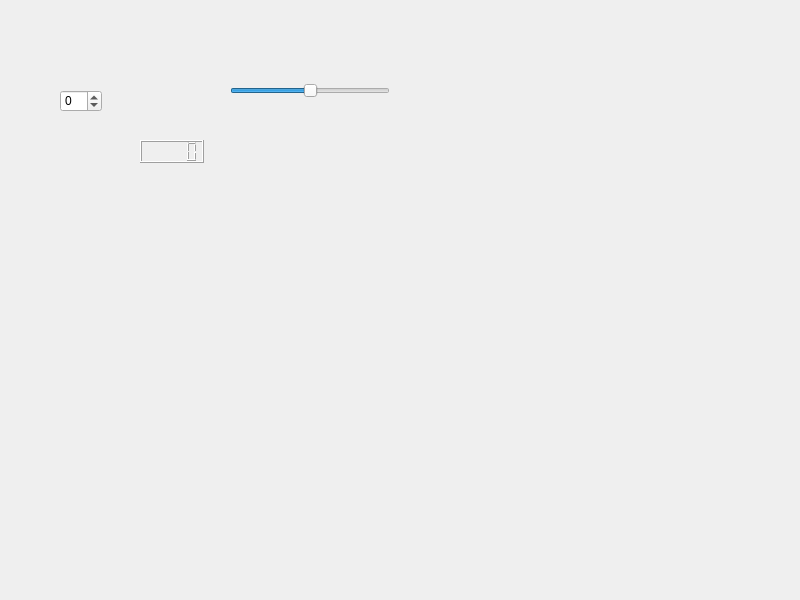
Old version of the form widget.ui in the repository 41343112/SpinBox.
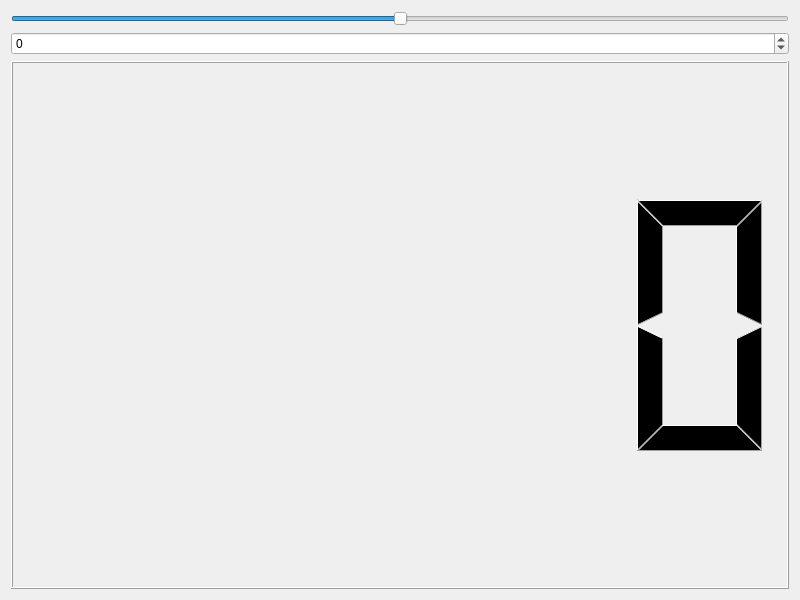
New version of the form.

```diff
--- a/widget.ui
+++ b/widget.ui
@@ -13,31 +13,9 @@
   <property name="windowTitle">
    <string>Widget</string>
   </property>
-  <widget class="QSpinBox" name="spinBox">
-   <property name="geometry">
-    <rect>
-     <x>60</x>
-     <y>90</y>
-     <width>42</width>
-     <height>22</height>
-    </rect>
-   </property>
-   <property name="minimum">
-    <number>-100</number>
-   </property>
-   <property name="maximum">
-    <number>100</number>
-   </property>
-  </widget>
+  <layout class="QVBoxLayout" name="verticalLayout">
+   <item>
   <widget class="QSlider" name="horizontalSlider">
-   <property name="geometry">
-    <rect>
-     <x>230</x>
-     <y>80</y>
-     <width>160</width>
-     <height>22</height>
-    </rect>
-   </property>
    <property name="minimum">
     <number>-100</number>
    </property>
@@ -48,16 +26,21 @@
     <enum>Qt::Orientation::Horizontal</enum>
    </property>
   </widget>
-  <widget class="QLCDNumber" name="lcdNumber">
-   <property name="geometry">
-    <rect>
-     <x>140</x>
-     <y>140</y>
-     <width>64</width>
-     <height>23</height>
-    </rect>
-   </property>
-  </widget>
+   </item>
+   <item>
+    <widget class="QSpinBox" name="spinBox">
+     <property name="minimum">
+      <number>-100</number>
+     </property>
+     <property name="maximum">
+      <number>100</number>
+     </property>
+    </widget>
+   </item>
+   <item>
+    <widget class="QLCDNumber" name="lcdNumber"/>
+   </item>
+  </layout>
  </widget>
  <resources/>
  <connections>
```
Lines whose indentation alone changed are shown as unchanged.
